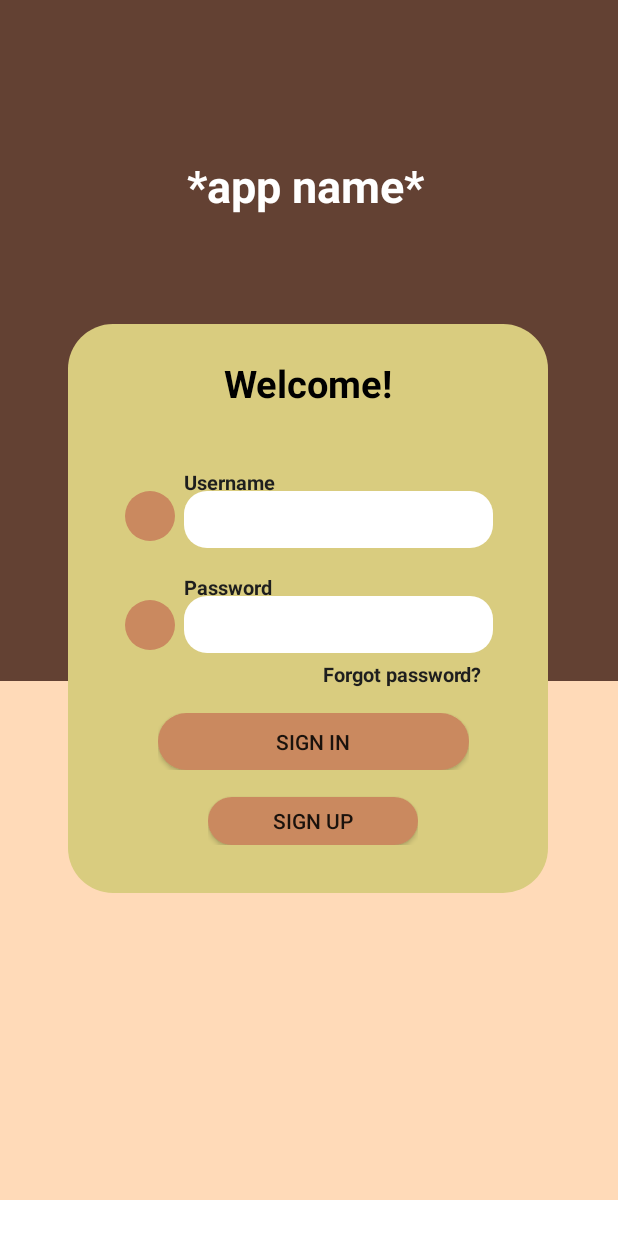
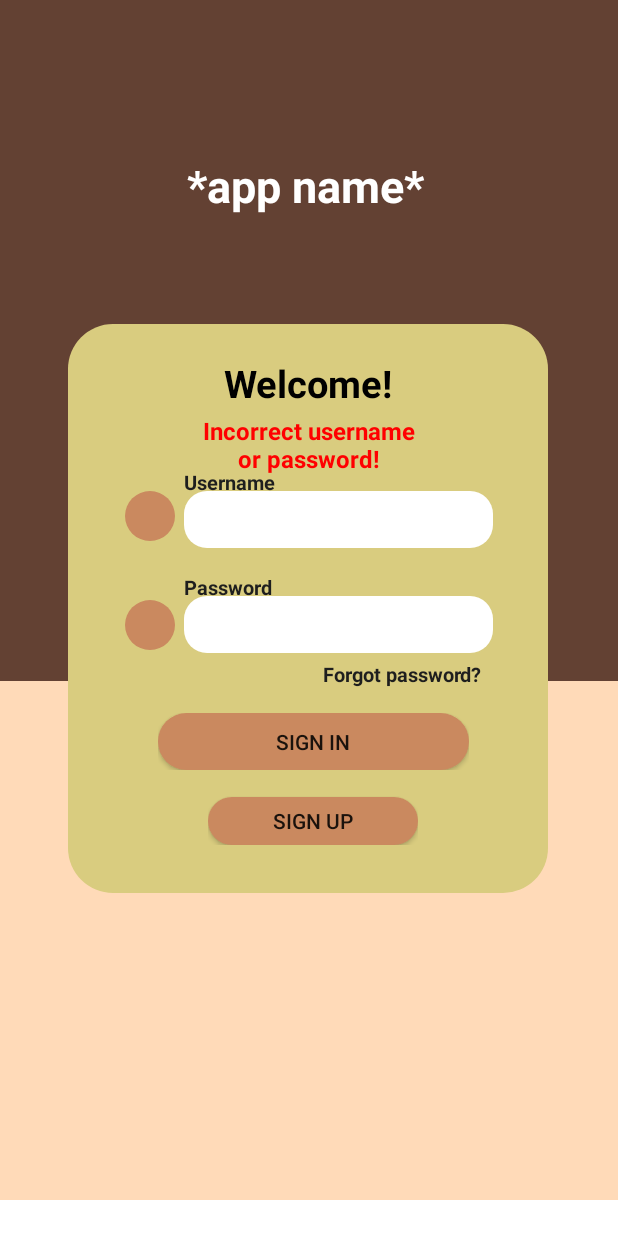
Before and after one commit to balejol/DahCooker-App, an Android app: the screen it shows after launch (LoginActivity), after a tap on "SIGN IN", on a phone screen of 412 x 824 dp. Run offline under Robolectric (Android 15) with nearby library versions, the phone set to English and light mode, and no system bars; 2 statements that could not run were skipped.

Commit message:
Sutvarkyta:))
LoginActivity vis dar neijungia

```diff
--- a/app/src/main/java/com/example/foodapplication/LoginActivity.java
+++ b/app/src/main/java/com/example/foodapplication/LoginActivity.java
@@ -16,10 +16,10 @@ public class LoginActivity extends Activity {
 	private View login_box_ek2;
 	private TextView forgot_password_;
 	private View _bg__sign_up_button_ek1;
-	private View rectangle_34;
+	private View rectangle_signup;
 	private TextView sign_up;
 	private View _bg__sign_in_button_ek1;
-	private View rectangle_27;
+	private View rectangle_signin;
 	private TextView sign_in;
 	private View _bg__password_ek1;
 	private EditText write_password;
@@ -31,32 +31,34 @@ public class LoginActivity extends Activity {
 	private TextView username_ek2;
 	private TextView welcome_;
 
-	TextView _textView3;
+	private TextView _showingError;
 
 	@Override
 	public void onCreate(Bundle savedInstanceState) {
 		super.onCreate(savedInstanceState);
 		setContentView(R.layout.login);
 
-		_bg__login_ek2 = findViewById(R.id._bg__login_ek2);
+		_bg__login_ek2 = findViewById(R.id._bg_nude);
 		top = findViewById(R.id.top);
-		__app_name_ = findViewById(R.id.__app_name_);
-		login_box_ek2 = findViewById(R.id.login_box_ek2);
+		__app_name_ = findViewById(R.id._app_name);
+		login_box_ek2 = findViewById(R.id.login_box_green);
 		forgot_password_ = findViewById(R.id.forgot_password_);
 		_bg__sign_up_button_ek1 = findViewById(R.id._bg__sign_up_button_ek1);
-		rectangle_34 = findViewById(R.id.rectangle_34);
+		rectangle_signin = findViewById(R.id.rectangle_in);
+		rectangle_signup = findViewById(R.id.rectangle_up);
 		_bg__sign_in_button_ek1 = findViewById(R.id._bg__sign_in_button_ek1);
-		rectangle_27 = findViewById(R.id.rectangle_27);
-		write_password = findViewById(R.id.write_password); // Corrected ID
-		ellipse_4 = findViewById(R.id.ellipse_4);
+		write_password = findViewById(R.id.write_password);
+		//ellipse_4 = findViewById(R.id.ellipse);
 		write_username = findViewById(R.id.write_username);
-		ellipse_2 = findViewById(R.id.ellipse_2);
+		//ellipse_2 = findViewById(R.id.ellipse);
 		welcome_ = findViewById(R.id.welcome_);
-		password_ek2 = findViewById(R.id.password); // Corrected ID
-		username_ek2 = findViewById(R.id.username); // Corrected ID
+		password_ek2 = findViewById(R.id.password);
+		username_ek2 = findViewById(R.id.username);
 
-		// Set onClickListener for rectangle_27
-		rectangle_27.setOnClickListener(new View.OnClickListener() {
+		_showingError = findViewById(R.id.error_message);
+
+
+		rectangle_signin.setOnClickListener(new View.OnClickListener() {
 			@Override
 			public void onClick(View view) {
 				if (isDataValid(write_username.getText().toString(),
@@ -64,13 +66,12 @@ public class LoginActivity extends Activity {
 					Intent intent = new Intent(getBaseContext(), MainActivity.class);
 					startActivity(intent);
 				} else {
-					_textView3 = findViewById(R.id.textView3);
-					_textView3.setVisibility(View.VISIBLE);
+					_showingError.setVisibility(View.VISIBLE);
 				}
 			}
 		});
 
-		rectangle_34.setOnClickListener(new View.OnClickListener() {
+		rectangle_signup.setOnClickListener(new View.OnClickListener() {
 			@Override
 			public void onClick(View view) {
 				Intent intent = new Intent(getBaseContext(), RegistrationActivity.class);
--- a/app/src/main/java/com/example/foodapplication/RegistrationActivity.java
+++ b/app/src/main/java/com/example/foodapplication/RegistrationActivity.java
@@ -25,9 +25,9 @@ public class RegistrationActivity extends AppCompatActivity {
         super.onCreate(savedInstanceState);
         setContentView(R.layout.activity_registration);
         userNameEdt = findViewById(R.id.write_username);
-        emailEdt = findViewById(R.id.write_email);
+        emailEdt = findViewById(R.id.write_mail);
         passwordEdt = findViewById(R.id.write_password);
-        registerBtn = findViewById(R.id.rectangle_27);
+        registerBtn = findViewById(R.id.rectangle_in);
 
         registerBtn.setOnClickListener(new View.OnClickListener() {
             public void onClick(View v) {
--- a/app/src/main/res/drawable-nodpi/_bg__login_box_ek1_shape.xml
+++ /dev/null
@@ -1,6 +0,0 @@
-<?xml version="1.0" encoding="utf-8"?>
-<!-- _bg__login_box_ek1 from your XD file. -->
-<shape xmlns:android="http://schemas.android.com/apk/res/android"
-	android:shape="rectangle" >
-	<solid android:color="@color/_bg__login_box_ek1_color" />
-</shape>
--- a/app/src/main/res/drawable-nodpi/_bg__password_ek1_shape.xml
+++ /dev/null
@@ -1,6 +0,0 @@
-<?xml version="1.0" encoding="utf-8"?>
-<!-- _bg__password_ek1 from your XD file. -->
-<shape xmlns:android="http://schemas.android.com/apk/res/android"
-	android:shape="rectangle" >
-	<solid android:color="@color/_bg__login_box_ek1_color" />
-</shape>
--- a/app/src/main/res/drawable-nodpi/_bg__sign_in_button_ek1_shape.xml
+++ /dev/null
@@ -1,6 +0,0 @@
-<?xml version="1.0" encoding="utf-8"?>
-<!-- _bg__sign_in_button_ek1 from your XD file. -->
-<shape xmlns:android="http://schemas.android.com/apk/res/android"
-	android:shape="rectangle" >
-	<solid android:color="@color/_bg__login_box_ek1_color" />
-</shape>
--- a/app/src/main/res/drawable-nodpi/_bg__sign_up_button_ek1_shape.xml
+++ /dev/null
@@ -1,6 +0,0 @@
-<?xml version="1.0" encoding="utf-8"?>
-<!-- _bg__sign_up_button_ek1 from your XD file. -->
-<shape xmlns:android="http://schemas.android.com/apk/res/android"
-	android:shape="rectangle" >
-	<solid android:color="@color/_bg__login_box_ek1_color" />
-</shape>
--- a/app/src/main/res/drawable-nodpi/_bg__username_ek1_shape.xml
+++ /dev/null
@@ -1,6 +0,0 @@
-<?xml version="1.0" encoding="utf-8"?>
-<!-- _bg__username_ek1 from your XD file. -->
-<shape xmlns:android="http://schemas.android.com/apk/res/android"
-	android:shape="rectangle" >
-	<solid android:color="@color/_bg__login_box_ek1_color" />
-</shape>
--- a/app/src/main/res/drawable-nodpi/ellipse_4_shape.xml
+++ /dev/null
@@ -1,6 +0,0 @@
-<?xml version="1.0" encoding="utf-8"?>
-<!-- ellipse_4 from your XD file. -->
-<shape xmlns:android="http://schemas.android.com/apk/res/android"
-	android:shape="oval" >
-	<solid android:color="@color/rectangle_34_color" />
-</shape>
--- a/app/src/main/res/drawable-nodpi/rectangle_34_shape.xml
+++ /dev/null
@@ -1,7 +0,0 @@
-<?xml version="1.0" encoding="utf-8"?>
-<!-- rectangle_34 from your XD file. -->
-<shape xmlns:android="http://schemas.android.com/apk/res/android"
-	android:shape="rectangle" >
-	<corners android:radius="30dp" />
-	<solid android:color="@color/rectangle_34_color" />
-</shape>
--- a/app/src/main/res/drawable-nodpi/write_username_shape.xml
+++ /dev/null
@@ -1,7 +0,0 @@
-<?xml version="1.0" encoding="utf-8"?>
-<!-- write_username from your XD file. -->
-<shape xmlns:android="http://schemas.android.com/apk/res/android"
-	android:shape="rectangle" >
-	<corners android:radius="15dp" />
-	<solid android:color="@color/__app_name__color" />
-</shape>
--- a/app/src/main/res/layout/login.xml
+++ b/app/src/main/res/layout/login.xml
@@ -4,7 +4,7 @@
 	android:layout_height="match_parent">
 
 	<ScrollView
-		android:id="@+id/login"
+		android:id="@+id/login_page"
 		android:layout_width="match_parent"
 		android:layout_height="match_parent">
 
@@ -15,19 +15,21 @@
 
 
 			<RelativeLayout
-				android:id="@+id/page_login_ek1"
+				android:id="@+id/page_login_cont"
 				android:layout_width="match_parent"
 				android:layout_height="wrap_content"
 				android:layout_marginStart="0dp"
-				android:layout_marginTop="0dp">
+				android:layout_marginTop="0dp"
+				android:visibility="visible">
 
 				<View
-					android:id="@+id/_bg__login_ek2"
+					android:id="@+id/_bg_nude"
 					android:layout_width="500dp"
 					android:layout_height="800dp"
 					android:layout_marginStart="0dp"
 					android:layout_marginTop="0dp"
-					android:background="@drawable/_bg__login_ek2_shape" />
+					android:background="@drawable/_bg_color_nude"
+					android:visibility="visible" />
 
 				<View
 					android:id="@+id/top"
@@ -38,7 +40,7 @@
 					android:background="@drawable/top_shape" />
 
 				<TextView
-					android:id="@+id/__app_name_"
+					android:id="@+id/_app_name"
 					android:layout_width="417dp"
 					android:layout_height="89dp"
 					android:layout_gravity="center_horizontal|center"
@@ -60,12 +62,12 @@
 					android:gravity="center">
 
 					<View
-						android:id="@+id/login_box_ek2"
+						android:id="@+id/login_box_green"
 						android:layout_width="320dp"
 						android:layout_height="379dp"
 						android:layout_marginStart="0dp"
 						android:layout_marginTop="0dp"
-						android:background="@drawable/login_box_ek2_shape" />
+						android:background="@drawable/box_shape_yellow" />
 
 					<TextView
 						android:id="@+id/forgot_password_"
@@ -91,16 +93,15 @@
 							android:layout_width="140dp"
 							android:layout_height="33dp"
 							android:layout_marginStart="-113dp"
-							android:layout_marginTop="-530dp"
-							android:background="@drawable/_bg__sign_up_button_ek1_shape" />
+							android:layout_marginTop="-530dp" />
 
 						<Button
-							android:id="@+id/rectangle_34"
+							android:id="@+id/rectangle_up"
 							android:layout_width="140dp"
 							android:layout_height="32.15dp"
 							android:layout_marginStart="0dp"
 							android:layout_marginTop="1dp"
-							android:background="@drawable/rectangle_34_shape"
+							android:background="@drawable/rectangle_shape"
 							android:text="@string/sign_up_string" />
 
 					</RelativeLayout>
@@ -118,16 +119,15 @@
 							android:layout_width="207dp"
 							android:layout_height="38dp"
 							android:layout_marginStart="-80dp"
-							android:layout_marginTop="-475dp"
-							android:background="@drawable/_bg__sign_in_button_ek1_shape" />
+							android:layout_marginTop="-475dp" />
 
 						<Button
-							android:id="@+id/rectangle_27"
+							android:id="@+id/rectangle_in"
 							android:layout_width="207dp"
 							android:layout_height="38dp"
 							android:layout_marginStart="0dp"
 							android:layout_marginTop="0dp"
-							android:background="@drawable/rectangle_27_shape"
+							android:background="@drawable/rectangle_shape"
 							android:text="@string/sign_in_string" />
 
 					</RelativeLayout>
@@ -141,21 +141,21 @@
 						android:layout_marginTop="166dp">
 
 						<EditText
-							android:id="@+id/write_email"
+							android:id="@+id/write_password"
 							android:layout_width="206dp"
 							android:layout_height="38dp"
 							android:layout_marginStart="39dp"
 							android:layout_marginTop="15dp"
-							android:background="@drawable/write_password_shape"
-							android:inputType="textPassword"/>
+							android:background="@drawable/write_shape_white"
+							android:inputType="textPassword" />
 
 						<View
-							android:id="@+id/ellipse_4"
+							android:id="@+id/ellipse1"
 							android:layout_width="33dp"
 							android:layout_height="33dp"
 							android:layout_marginStart="0dp"
 							android:layout_marginTop="18dp"
-							android:background="@drawable/ellipse_4_shape" />
+							android:background="@drawable/ellipse_shape" />
 
 						<TextView
 							android:id="@+id/password_text"
@@ -184,15 +184,15 @@
 							android:layout_height="38dp"
 							android:layout_marginStart="39dp"
 							android:layout_marginTop="15dp"
-							android:background="@drawable/write_username_shape" />
+							android:background="@drawable/write_shape_white" />
 
 						<View
-							android:id="@+id/ellipse_2"
+							android:id="@+id/ellipse1.2"
 							android:layout_width="33dp"
 							android:layout_height="33dp"
 							android:layout_marginStart="0dp"
 							android:layout_marginTop="15dp"
-							android:background="@drawable/ellipse_2_shape" />
+							android:background="@drawable/ellipse_shape" />
 
 						<TextView
 							android:id="@+id/username_text"
```
Also changed, not shown: app/src/main/res/layout/activity_registration.xml (+53 -55 lines), app/src/main/res/drawable-nodpi/_bg_color_nude.xml (renamed from app/src/main/res/drawable-nodpi/_bg__login_ek2_shape.xml), app/src/main/res/drawable-nodpi/box_shape_yellow.xml (renamed from app/src/main/res/drawable-nodpi/login_box_ek2_shape.xml), app/src/main/res/drawable-nodpi/ellipse_shape.xml (renamed from app/src/main/res/drawable-nodpi/ellipse_2_shape.xml), app/src/main/res/drawable-nodpi/rectangle_shape.xml (renamed from app/src/main/res/drawable-nodpi/rectangle_27_shape.xml), app/src/main/res/drawable-nodpi/write_shape_white.xml (renamed from app/src/main/res/drawable-nodpi/write_password_shape.xml).
